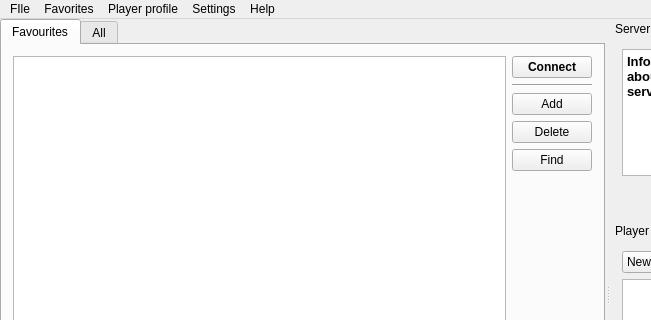
Old version of the form src/mainwindow.ui in the repository navrocky/urtconnector; both pictures show x 0 to 651 and y 0 to 320 of the 889 by 569 pixel window.
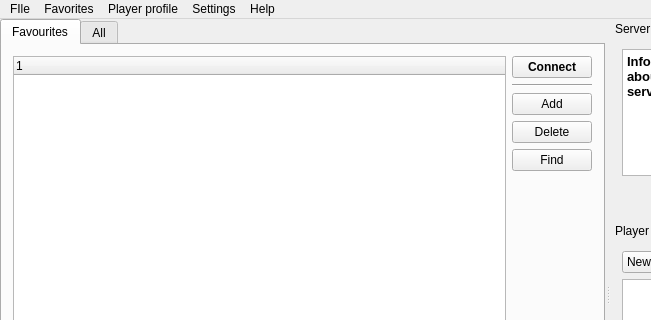
New version of the form. Icons and pictures are not drawn.

```diff
--- a/src/mainwindow.ui
+++ b/src/mainwindow.ui
@@ -28,7 +28,13 @@
        </attribute>
        <layout class="QHBoxLayout" name="horizontalLayout_2" >
         <item>
-         <widget class="QTableView" name="tableView" />
+         <widget class="QTreeWidget" name="favTree" >
+          <column>
+           <property name="text" >
+            <string>1</string>
+           </property>
+          </column>
+         </widget>
         </item>
         <item>
          <layout class="QVBoxLayout" name="verticalLayout_5" >
```
Left out of the diff: 46 changed lines with no effect on the pictures.
